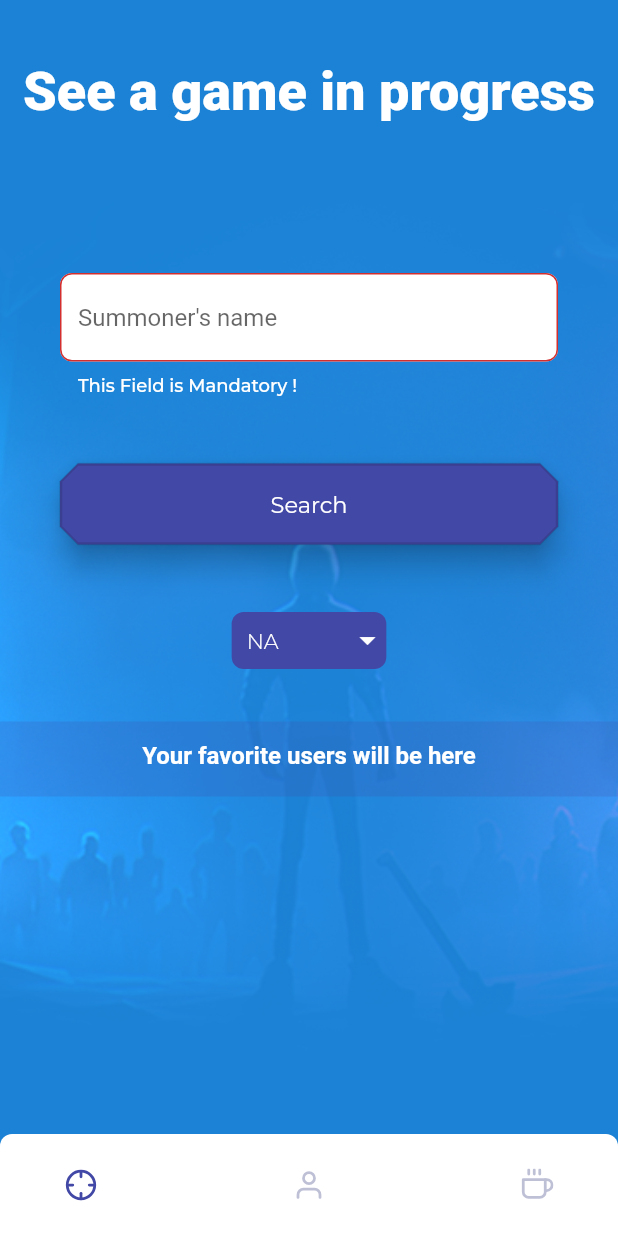
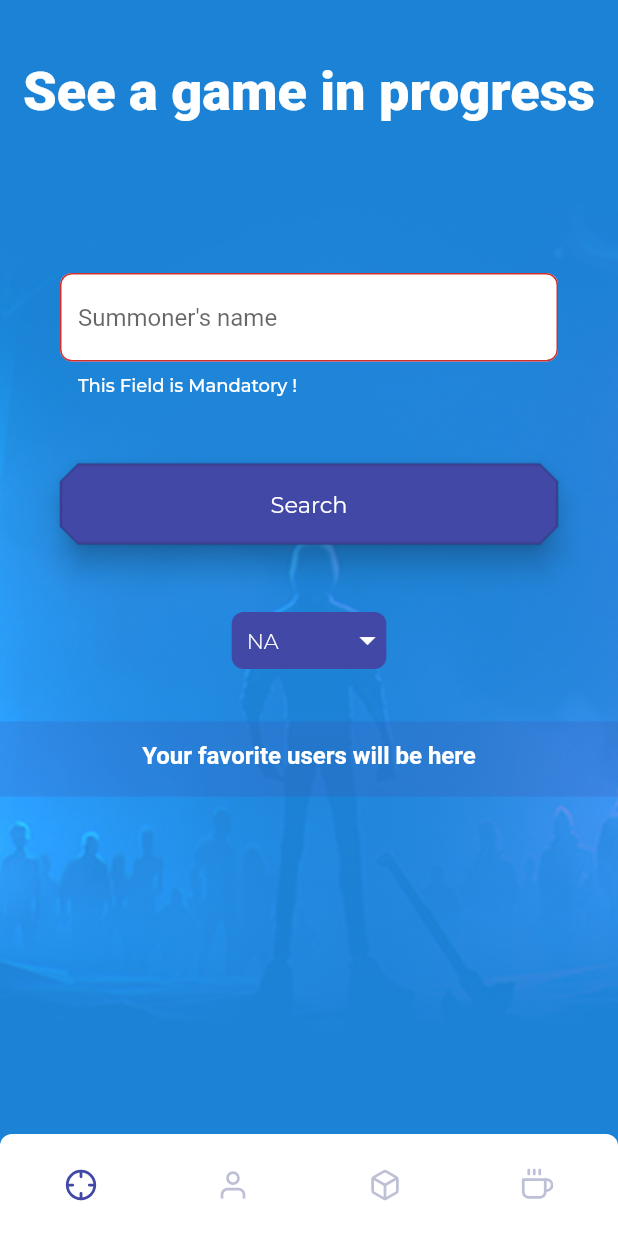
Before and after one commit to HerrisonF/legends_panel, a Flutter app: the MasterPage screen opened by its route, after a tap on "Search", on a phone screen of 412 x 824 dp. Run offline on Flutter 3.47's test engine with Material 2 defaults, Android fonts, the phone set to English and light mode, and no system bars; our stand-ins replace cloud_firestore, dio, firebase_core, flutter_feather_icons, get, get_storage and 4 more; accounts and stored records are empty; generated files the repository leaves out were written again; network calls fail.

Commit message:
Adicao das listagem de champions

```diff
--- a/lib/app/controller/data_analysis_controller/data_analysis_controller.dart
+++ b/lib/app/controller/data_analysis_controller/data_analysis_controller.dart
@@ -72,8 +72,6 @@ class DataAnalysisController {
     //provavelmente terei que procurar pelo tempo da partida até localizar
     for (GameEvent gameEvent in participantAndEvents.gameEvent) {
       if (gameEvent.boughtItem()) {
-        //quando abro jogo, ja tenho os 3 primeiros itens do cara, s[ trazer da tela anterior.
-        //esse que estou usando agora é dificil de saber o item final.
         Item item = Item();
         item.id = gameEvent.itemId.toString();
         var itemTemp = dataAnalysisModel
--- /dev/null
+++ b/lib/app/ui/android/pages/build_page/build_page.dart
@@ -0,0 +1,131 @@
+import 'package:flutter/material.dart';
+import 'package:get/get.dart';
+import 'package:legends_panel/app/constants/assets.dart';
+import 'package:legends_panel/app/controller/build_page_controller/build_page_controller.dart';
+import 'package:legends_panel/app/controller/master_controller/master_controller.dart';
+
+class BuildPage extends StatefulWidget {
+  const BuildPage({Key? key}) : super(key: key);
+
+  @override
+  State<BuildPage> createState() => _BuildPageState();
+}
+
+class _BuildPageState extends State<BuildPage> {
+  final BuildPageController _buildPageController =
+      Get.put(BuildPageController());
+
+  final MasterController _masterController = Get.find<MasterController>();
+  final ScrollController _scrollController = ScrollController();
+
+  @override
+  void initState() {
+    _buildPageController.init(_masterController.championRoom);
+    super.initState();
+  }
+
+  @override
+  Widget build(BuildContext context) {
+    return Container(
+      margin: EdgeInsets.only(bottom: 50),
+      child: Column(
+        children: [
+          _screenMessage(),
+          _searchField(),
+          _championList(),
+        ],
+      ),
+    );
+  }
+
+  _screenMessage() {
+    return Column(
+      children: [
+        Container(
+          margin: EdgeInsets.only(top: 30),
+          child: Text(
+            "Look for builds clicking on champions",
+            style: TextStyle(
+              fontSize: 16,
+              fontWeight: FontWeight.w500,
+            ),
+          ),
+        ),
+      ],
+    );
+  }
+
+  _searchField() {
+    return Container(
+      margin: EdgeInsets.symmetric(horizontal: 20, vertical: 30),
+      child: TextFormField(
+        controller: _buildPageController.searchEditingController,
+        decoration: InputDecoration(hintText: "Nome do champion"),
+        onChanged: (value) {
+          _buildPageController.showChampionEqualsFromSearch(value);
+        },
+      ),
+    );
+  }
+
+  _championList() {
+    return Expanded(
+      child: Obx(() {
+        return GridView.builder(
+          padding: EdgeInsets.zero,
+          controller: _scrollController,
+          gridDelegate: const SliverGridDelegateWithFixedCrossAxisCount(
+            crossAxisCount: 4,
+            crossAxisSpacing: 25,
+            mainAxisSpacing: 25,
+          ),
+          itemCount: hasMoreLoadings(),
+          itemBuilder: (_, index) {
+            return championImageOrLoading(index);
+          },
+        );
+      }),
+    );
+  }
+
+  int hasMoreLoadings() {
+    if (_buildPageController.isLoading.value) {
+      return _buildPageController.searchedChampion.length + 1;
+    }
+    return _buildPageController.searchedChampion.length;
+  }
+
+  championImageOrLoading(int index) {
+    return InkWell(
+      onTap: (){
+        print("abrir tela de build ${_buildPageController.searchedChampion[index].detail.name}");
+      },
+      child: Column(
+        children: [
+          _buildPageController
+                  .getChampionImage(
+                    _buildPageController.searchedChampion[index].detail.id,
+                  )
+                  .isNotEmpty
+              ? Image.network(
+                  _buildPageController.getChampionImage(
+                    _buildPageController.searchedChampion[index].detail.id,
+                  ),
+                  width: MediaQuery.of(context).size.width / 10,
+                  fit: BoxFit.cover,
+                )
+              : Image.asset(
+                  imageIconItemNone,
+                  width: MediaQuery.of(context).size.width / 10,
+                  fit: BoxFit.cover,
+                ),
+          Container(
+            child: Text(
+              _buildPageController.searchedChampion[index].detail.name,
+            ),
+          )
+        ],
+      ),
+    );
+  }
+}
--- a/lib/app/ui/android/pages/master_page/master_page.dart
+++ b/lib/app/ui/android/pages/master_page/master_page.dart
@@ -3,6 +3,7 @@ import 'package:flutter_feather_icons/flutter_feather_icons.dart';
 import 'package:get/get.dart';
 import 'package:legends_panel/app/controller/master_controller/master_controller.dart';
 import 'package:legends_panel/app/ui/android/pages/about_page/about_page.dart';
+import 'package:legends_panel/app/ui/android/pages/build_page/build_page.dart';
 import 'package:legends_panel/app/ui/android/pages/current_game_page/current_game_page.dart';
 import 'package:legends_panel/app/ui/android/pages/profile_page/profile_page.dart';
 
@@ -20,6 +21,7 @@ class MasterPage extends StatelessWidget {
               children: [
                 CurrentGamePage(),
                 ProfilePage(),
+                BuildPage(),
                 AboutPage(),
               ],
             ),
@@ -47,7 +49,8 @@ class MasterPage extends StatelessWidget {
                   children: [
                     customIconButton(context, 0, FeatherIcons.crosshair),
                     customIconButton(context, 1, FeatherIcons.user),
-                    customIconButton(context, 2, FeatherIcons.coffee),
+                    customIconButton(context, 2, FeatherIcons.box),
+                    customIconButton(context, 3, FeatherIcons.coffee),
                   ],
                 ),
               ),
```
Also changed, not shown: lib/app/controller/build_page_controller/build_page_controller.dart (added, +47 -0 lines), lib/app/data/provider/build_page_provider/build_page_provider.dart (added, +19 -0 lines), lib/app/data/repository/build_page_repository/build_page_repository.dart (added, +11 -0 lines).
